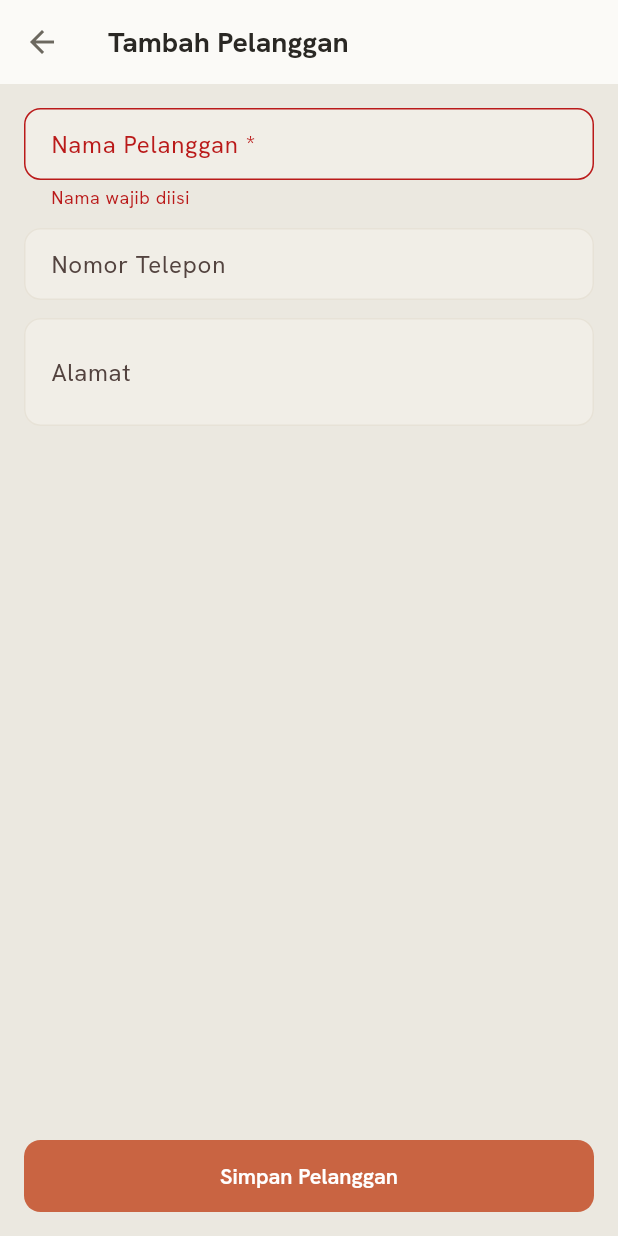
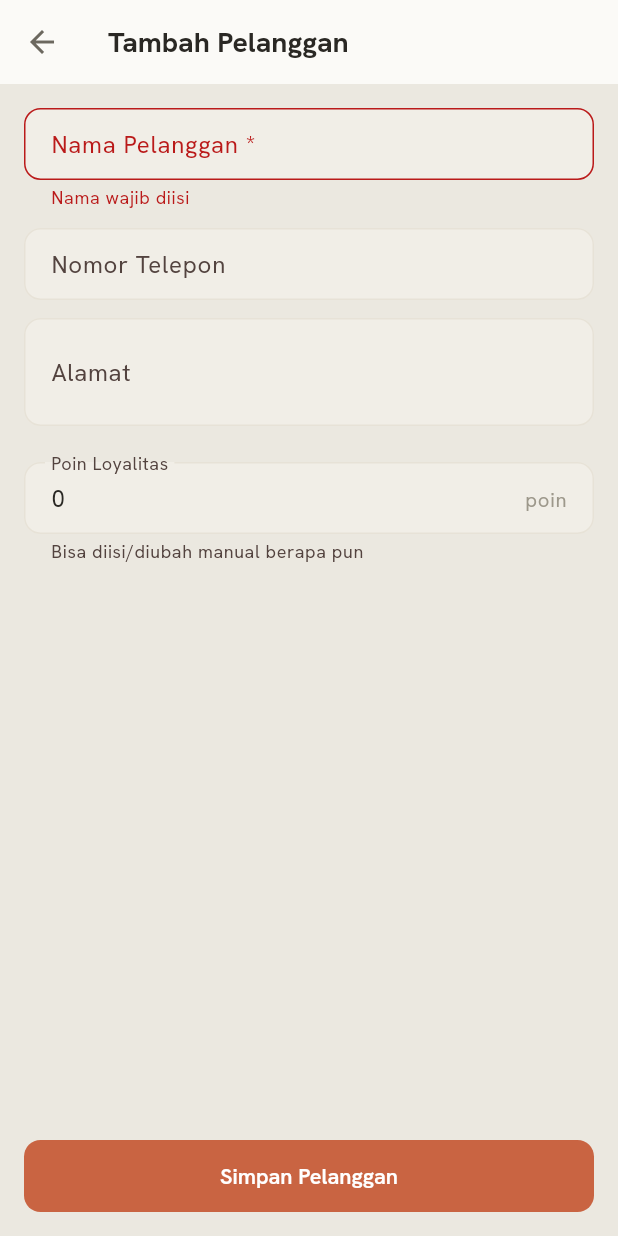
Before and after one commit to Ikanuri/The-POS, a Flutter app: the PelangganFormScreen screen opened directly, after a tap on "Simpan Pelanggan", on a phone screen of 412 x 824 dp. Run offline on Flutter 3.47's test engine with Material 3 defaults, Android fonts, the phone set to English and light mode, and no system bars; our stand-ins replace barcode_widget, drift, file_picker, fl_chart, flutter_riverpod, flutter_secure_storage and 9 more; missing offline and left inert: encrypt, esc_pos_utils_plus, excel, mobile_scanner, network_info_plus, print_bluetooth_thermal and 2 more; accounts and stored records are empty; generated files the repository leaves out were written again.

Commit message:
Poin loyalitas: aturan konfigurable + poin editable; + induk varian
1. Pengaturan > Poin Loyalitas: atur "setiap belanja Rp X → Y poin"
   (keduanya bebas diisi). Perhitungan di pembayaran mengikuti aturan ini.
2. Form pelanggan: poin loyalitas kini bisa diisi/diubah manual berapa pun.
3. Tombol + di item produk bervarian kini langsung menambah satuan dasar
   induk (tidak lagi wajib buka modal). Varian tetap via tahan item / body.

Co-Authored-By: Claude Opus 4.8 <noreply@anthropic.com>
Claude-Session: https://claude.ai/code/session_01D752XvGmhCWDSKxe7Wc7M5

```diff
--- a/lib/features/pelanggan/pelanggan_form_screen.dart
+++ b/lib/features/pelanggan/pelanggan_form_screen.dart
@@ -26,6 +26,7 @@ class _PelangganFormScreenState
   final _nameCtrl = TextEditingController();
   final _phoneCtrl = TextEditingController();
   final _addressCtrl = TextEditingController();
+  final _pointsCtrl = TextEditingController(text: '0');
   bool _isLoading = false;
   bool _isEdit = false;
   String? _customerId;
@@ -55,6 +56,7 @@ class _PelangganFormScreenState
         _nameCtrl.text = c.name;
         _phoneCtrl.text = c.phone ?? '';
         _addressCtrl.text = c.address ?? '';
+        _pointsCtrl.text = c.loyaltyPoints.toString();
         setState(() {
           _existing = c;
           _groups = groups;
@@ -83,7 +85,7 @@ class _PelangganFormScreenState
             : _addressCtrl.text.trim()),
         customerGroupId: Value(_selectedGroupId),
         isActive: const Value(true),
-        loyaltyPoints: _isEdit ? const Value.absent() : const Value(0),
+        loyaltyPoints: Value(int.tryParse(_pointsCtrl.text.trim()) ?? 0),
         outstandingDebt: _isEdit ? const Value.absent() : const Value(0),
         createdAt: _isEdit ? const Value.absent() : Value(now),
         updatedAt: Value(now),
@@ -185,6 +187,7 @@ class _PelangganFormScreenState
     _nameCtrl.dispose();
     _phoneCtrl.dispose();
     _addressCtrl.dispose();
+    _pointsCtrl.dispose();
     super.dispose();
   }
 
@@ -285,6 +288,17 @@ class _PelangganFormScreenState
                       onChanged: (v) =>
                           setState(() => _selectedGroupId = v),
                     ),
+                  const SizedBox(height: 12),
+                  TextFormField(
+                    controller: _pointsCtrl,
+                    decoration: const InputDecoration(
+                      labelText: 'Poin Loyalitas',
+                      suffixText: 'poin',
+                      helperText: 'Bisa diisi/diubah manual berapa pun',
+                    ),
+                    keyboardType: TextInputType.number,
+                    inputFormatters: [FilteringTextInputFormatter.digitsOnly],
+                  ),
                   const SizedBox(height: 80),
                 ],
               ),
```
Also changed, not shown: lib/features/kasir/kasir_screen.dart (+6 -2 lines), lib/features/kasir/payment_screen.dart (+7 -4 lines), lib/features/pengaturan/pengaturan_screen.dart (+104 -0 lines).
